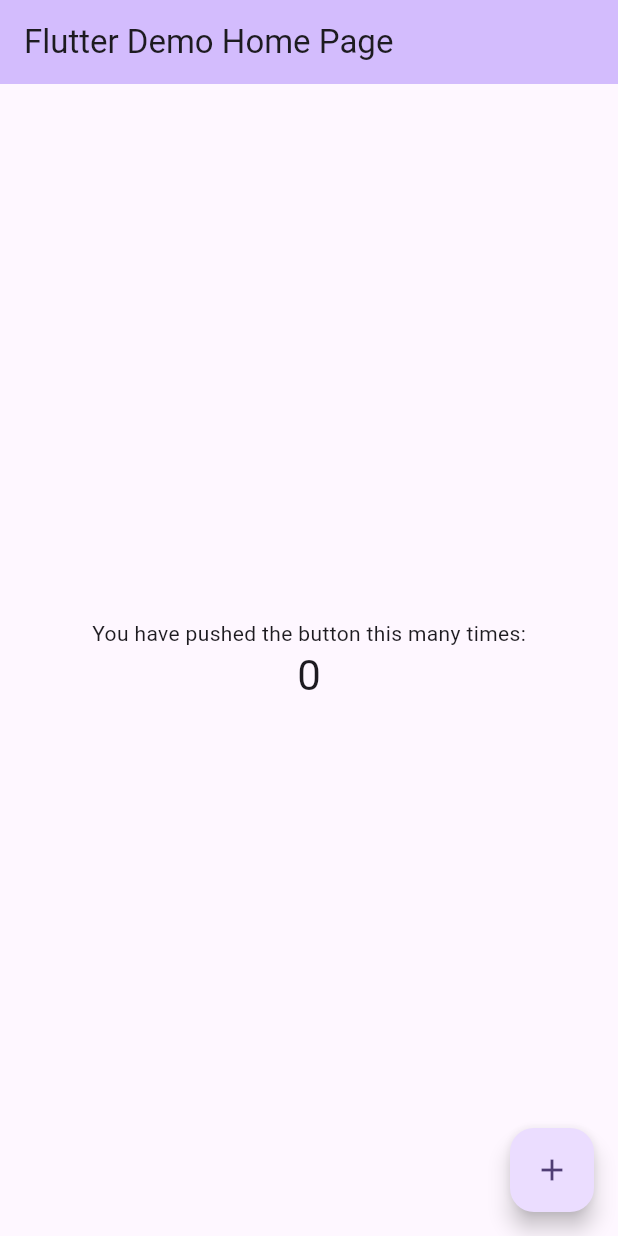
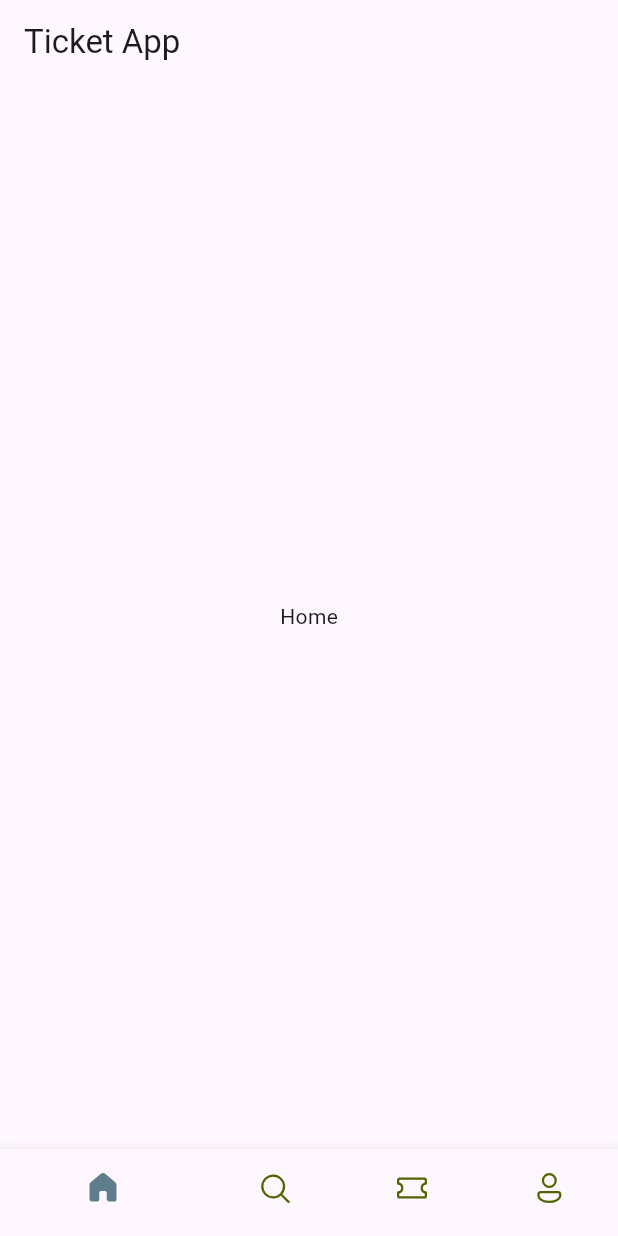
Before and after one commit to KhingZaw/ticket_app, a Flutter app: the screen it shows after launch, on a phone screen of 412 x 824 dp. Run offline on Flutter 3.47's test engine with Material 3 defaults, Android fonts, the phone set to English and light mode, and no system bars; our stand-ins replace fluentui_icons.

Commit message:
[bottom navbar ]

```diff
--- /dev/null
+++ b/lib/bottom_navbar.dart
@@ -0,0 +1,60 @@
+import 'package:fluentui_icons/fluentui_icons.dart';
+import 'package:flutter/material.dart';
+
+class BottomNavbar extends StatefulWidget {
+  const BottomNavbar({super.key});
+
+  @override
+  State<BottomNavbar> createState() => _BottomNavbarState();
+}
+
+class _BottomNavbarState extends State<BottomNavbar> {
+  final appScreens = [
+    const Center(child: Text("Home")),
+    const Center(child: Text("Search")),
+    const Center(child: Text("Tickets")),
+    const Center(child: Text("Profile"))
+  ];
+  int _selectedIndex = 0;
+
+  void _onItemTapped(int index) {
+    setState(() {
+      _selectedIndex = index;
+    });
+  }
+
+  @override
+  Widget build(BuildContext context) {
+    return Scaffold(
+      appBar: AppBar(
+        title: const Text("Ticket App"),
+      ),
+      body: appScreens[_selectedIndex],
+      bottomNavigationBar: BottomNavigationBar(
+        currentIndex: _selectedIndex,
+        onTap: _onItemTapped,
+        selectedItemColor: Colors.blueGrey,
+        unselectedItemColor: const Color(0xFF526400),
+        showSelectedLabels: false,
+        items: const [
+          BottomNavigationBarItem(
+              icon: Icon(FluentSystemIcons.ic_fluent_home_regular),
+              activeIcon: Icon(FluentSystemIcons.ic_fluent_home_filled),
+              label: "Home"),
+          BottomNavigationBarItem(
+              icon: Icon(FluentSystemIcons.ic_fluent_search_regular),
+              activeIcon: Icon(FluentSystemIcons.ic_fluent_search_filled),
+              label: "Search"),
+          BottomNavigationBarItem(
+              icon: Icon(FluentSystemIcons.ic_fluent_ticket_regular),
+              activeIcon: Icon(FluentSystemIcons.ic_fluent_ticket_filled),
+              label: "Tickets"),
+          BottomNavigationBarItem(
+              icon: Icon(FluentSystemIcons.ic_fluent_person_regular),
+              activeIcon: Icon(FluentSystemIcons.ic_fluent_person_filled),
+              label: "Profile"),
+        ],
+      ),
+    );
+  }
+}
--- /dev/null
+++ b/lib/home_screen.dart
@@ -0,0 +1,10 @@
+import 'package:flutter/material.dart';
+
+class HomeScreen extends StatelessWidget {
+  const HomeScreen({super.key});
+
+  @override
+  Widget build(BuildContext context) {
+    return Scaffold();
+  }
+}
--- a/lib/main.dart
+++ b/lib/main.dart
@@ -1,125 +1,20 @@
 import 'package:flutter/material.dart';
+import 'package:ticket_app/bottom_navbar.dart';
 
 void main() {
-  runApp(const MyApp());
+  runApp(const MaterialApp(
+    home: TicketApp(),
+  ));
 }
 
-class MyApp extends StatelessWidget {
-  const MyApp({super.key});
+class TicketApp extends StatelessWidget {
+  const TicketApp({super.key});
 
   // This widget is the root of your application.
   @override
   Widget build(BuildContext context) {
-    return MaterialApp(
-      title: 'Flutter Demo',
-      theme: ThemeData(
-        // This is the theme of your application.
-        //
-        // TRY THIS: Try running your application with "flutter run". You'll see
-        // the application has a purple toolbar. Then, without quitting the app,
-        // try changing the seedColor in the colorScheme below to Colors.green
-        // and then invoke "hot reload" (save your changes or press the "hot
-        // reload" button in a Flutter-supported IDE, or press "r" if you used
-        // the command line to start the app).
-        //
-        // Notice that the counter didn't reset back to zero; the application
-        // state is not lost during the reload. To reset the state, use hot
-        // restart instead.
-        //
-        // This works for code too, not just values: Most code changes can be
-        // tested with just a hot reload.
-        colorScheme: ColorScheme.fromSeed(seedColor: Colors.deepPurple),
-        useMaterial3: true,
-      ),
-      home: const MyHomePage(title: 'Flutter Demo Home Page'),
+    return const MaterialApp(
+      home: BottomNavbar(),
     );
   }
 }
-
-class MyHomePage extends StatefulWidget {
-  const MyHomePage({super.key, required this.title});
-
-  // This widget is the home page of your application. It is stateful, meaning
-  // that it has a State object (defined below) that contains fields that affect
-  // how it looks.
-
-  // This class is the configuration for the state. It holds the values (in this
-  // case the title) provided by the parent (in this case the App widget) and
-  // used by the build method of the State. Fields in a Widget subclass are
-  // always marked "final".
-
-  final String title;
-
-  @override
-  State<MyHomePage> createState() => _MyHomePageState();
-}
-
-class _MyHomePageState extends State<MyHomePage> {
-  int _counter = 0;
-
-  void _incrementCounter() {
-    setState(() {
-      // This call to setState tells the Flutter framework that something has
-      // changed in this State, which causes it to rerun the build method below
-      // so that the display can reflect the updated values. If we changed
-      // _counter without calling setState(), then the build method would not be
-      // called again, and so nothing would appear to happen.
-      _counter++;
-    });
-  }
-
-  @override
-  Widget build(BuildContext context) {
-    // This method is rerun every time setState is called, for instance as done
-    // by the _incrementCounter method above.
-    //
-    // The Flutter framework has been optimized to make rerunning build methods
-    // fast, so that you can just rebuild anything that needs updating rather
-    // than having to individually change instances of widgets.
-    return Scaffold(
-      appBar: AppBar(
-        // TRY THIS: Try changing the color here to a specific color (to
-        // Colors.amber, perhaps?) and trigger a hot reload to see the AppBar
-        // change color while the other colors stay the same.
-        backgroundColor: Theme.of(context).colorScheme.inversePrimary,
-        // Here we take the value from the MyHomePage object that was created by
-        // the App.build method, and use it to set our appbar title.
-        title: Text(widget.title),
-      ),
-      body: Center(
-        // Center is a layout widget. It takes a single child and positions it
-        // in the middle of the parent.
-        child: Column(
-          // Column is also a layout widget. It takes a list of children and
-          // arranges them vertically. By default, it sizes itself to fit its
-          // children horizontally, and tries to be as tall as its parent.
-          //
-          // Column has various properties to control how it sizes itself and
-          // how it positions its children. Here we use mainAxisAlignment to
-          // center the children vertically; the main axis here is the vertical
-          // axis because Columns are vertical (the cross axis would be
-          // horizontal).
-          //
-          // TRY THIS: Invoke "debug painting" (choose the "Toggle Debug Paint"
-          // action in the IDE, or press "p" in the console), to see the
-          // wireframe for each widget.
-          mainAxisAlignment: MainAxisAlignment.center,
-          children: <Widget>[
-            const Text(
-              'You have pushed the button this many times:',
-            ),
-            Text(
-              '$_counter',
-              style: Theme.of(context).textTheme.headlineMedium,
-            ),
-          ],
-        ),
-      ),
-      floatingActionButton: FloatingActionButton(
-        onPressed: _incrementCounter,
-        tooltip: 'Increment',
-        child: const Icon(Icons.add),
-      ), // This trailing comma makes auto-formatting nicer for build methods.
-    );
-  }
-}
--- a/pubspec.yaml
+++ b/pubspec.yaml
@@ -35,6 +35,7 @@ dependencies:
   # The following adds the Cupertino Icons font to your application.
   # Use with the CupertinoIcons class for iOS style icons.
   cupertino_icons: ^1.0.8
+  fluentui_icons: ^1.0.0
 
 dev_dependencies:
   flutter_test:
```
Also changed, not shown: pubspec.lock, 1 other file.
